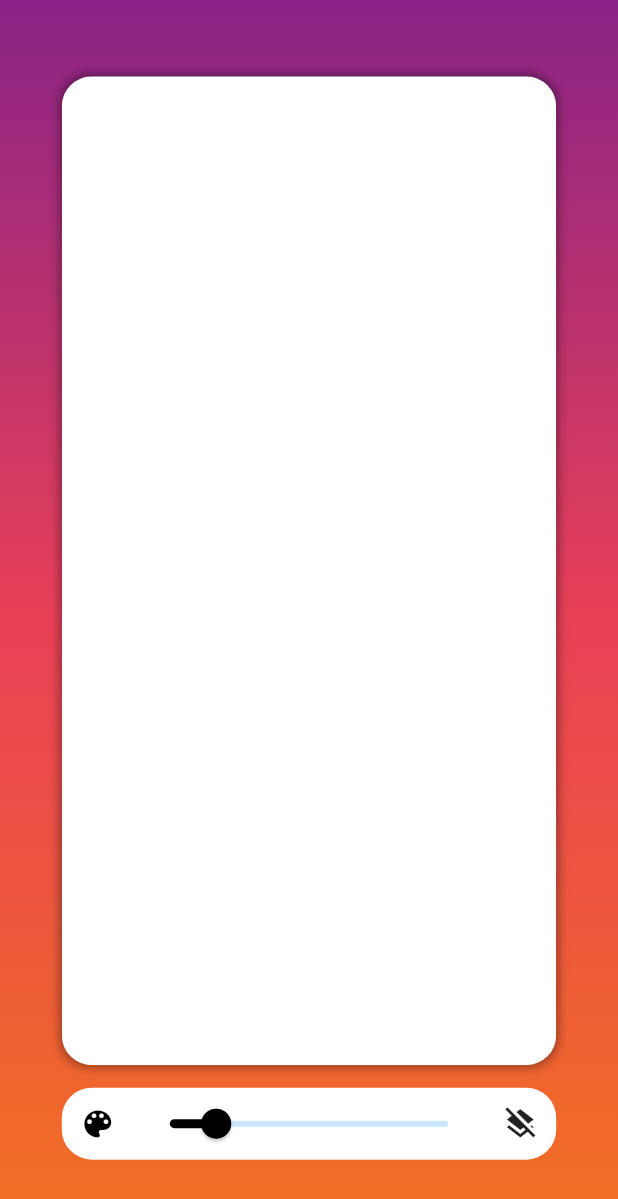
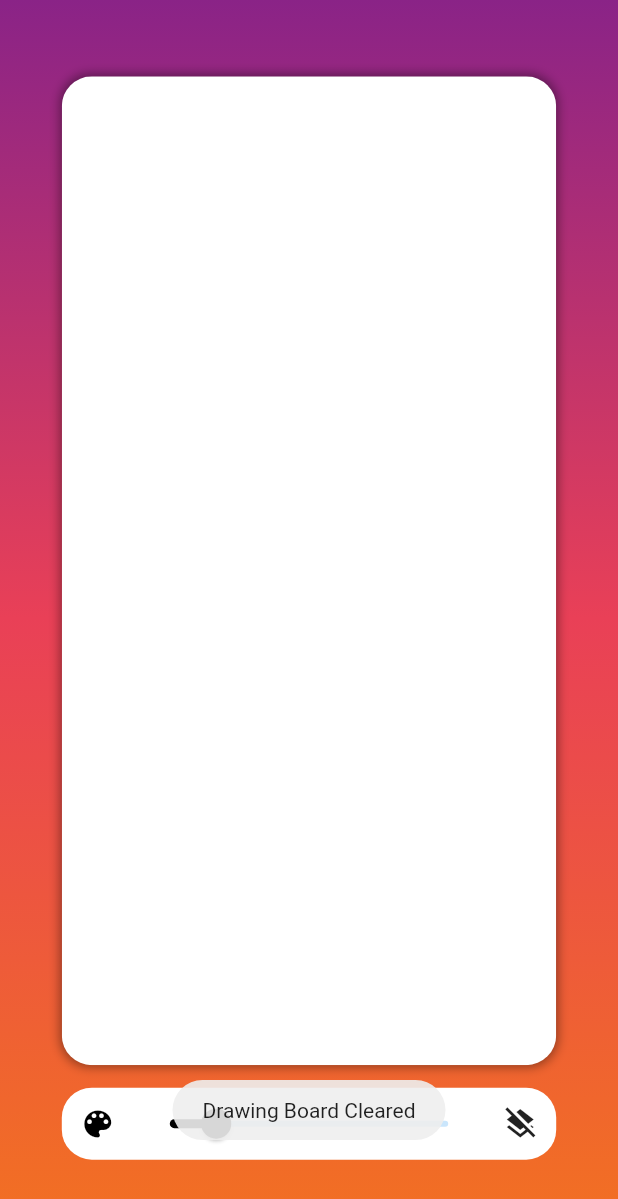
Before and after one commit to NirmitSawant/Flutter_Paint, a Flutter app: the screen it shows after launch, after a tap on the "layers clear" icon, on a phone screen of 412 x 824 dp. Shown: the top 1199 px of the screen. Run offline on Flutter 3.47's test engine with Material 2 defaults, Android fonts, the phone set to English and light mode, and no system bars; our stand-ins replace flutter_colorpicker, fluttertoast.

Commit message:
toast added

```diff
--- a/lib/main.dart
+++ b/lib/main.dart
@@ -3,6 +3,7 @@ import 'dart:ui';
 import 'package:flutter/foundation.dart';
 import 'package:flutter/material.dart';
 import 'package:flutter_colorpicker/flutter_colorpicker.dart';
+import 'package:fluttertoast/fluttertoast.dart';
 
 void main() => runApp(MyApp());
 
@@ -35,7 +36,9 @@ class HomePage extends StatefulWidget {
 class _HomePageState extends State<HomePage> {
   List<DrawingArea> points = [];
   Color selectedColor;
+  Color previousColor;
   double strokewidth;
+  double previouswidth;
 
   void selectColor() {
     showDialog(
@@ -48,6 +51,7 @@ class _HomePageState extends State<HomePage> {
             pickerColor: selectedColor,
             onColorChanged: (color) {
               setState(() {
+                previousColor = selectedColor;
                 selectedColor = color;
               });
             },
@@ -56,6 +60,9 @@ class _HomePageState extends State<HomePage> {
         actions: [
           FlatButton(
               onPressed: () {
+                if (previousColor != null && previousColor != selectedColor) {
+                  Fluttertoast.showToast(msg: "Color Changed");
+                }
                 Navigator.of(context).pop();
               },
               child: Text("close"))
@@ -167,6 +174,7 @@ class _HomePageState extends State<HomePage> {
                         value: strokewidth,
                         onChanged: (value) {
                           setState(() {
+                            previouswidth = strokewidth;
                             strokewidth = value;
                           });
                         },
@@ -179,6 +187,8 @@ class _HomePageState extends State<HomePage> {
                           onPressed: () {
                             setState(() {
                               points.clear();
+                              Fluttertoast.showToast(
+                                  msg: "Drawing Board Cleared");
                             });
                           }),
                     ],
--- a/pubspec.yaml
+++ b/pubspec.yaml
@@ -25,6 +25,7 @@ dependencies:
     sdk: flutter
   cupertino_icons: ^1.0.1
   flutter_colorpicker: ^0.3.5
+  fluttertoast: ^7.1.6
 
 dev_dependencies:
   flutter_test:
```
Also changed, not shown: pubspec.lock.
